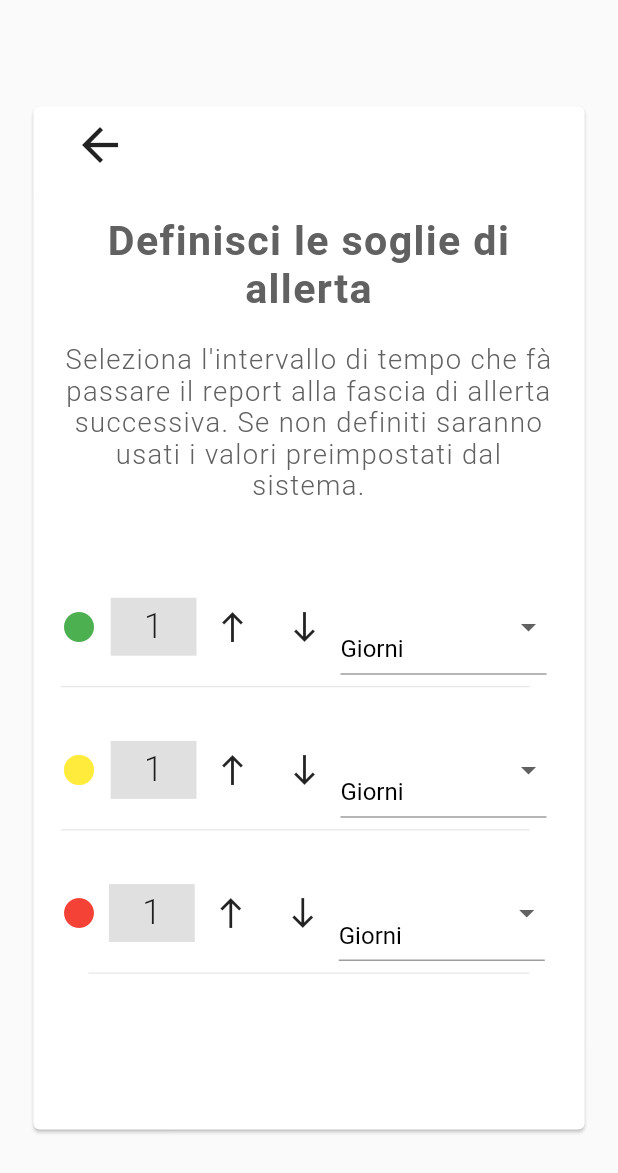
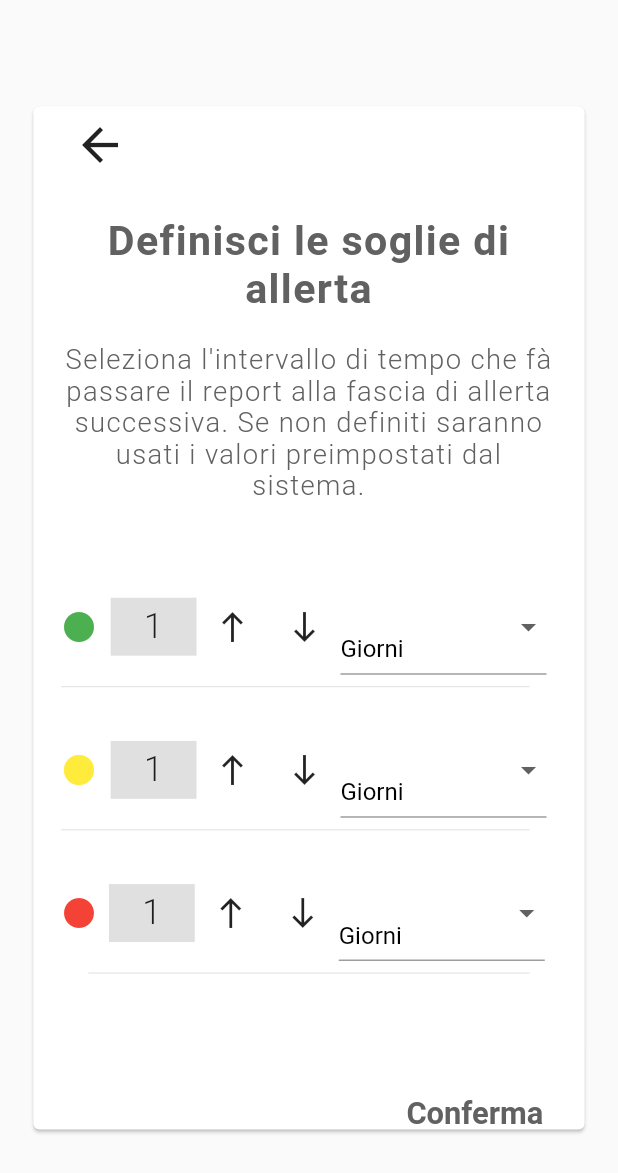
Before and after one commit to Danilospano00/Report-Visita, a Flutter app: the ScegliAllerta screen opened directly, on a phone screen of 412 x 824 dp. Shown: the top 1173 px of the screen. Run offline on Flutter 3.47's test engine with Material 2 defaults, Android fonts, the phone set to English and light mode, and no system bars; drawn by our look-alikes of auto_size_text, flutter_form_builder; our stand-ins replace azlistview, contacts_service, file_picker, firebase_auth, firebase_core, firebase_crashlytics and 14 more; missing offline and left inert: flutter_map_marker_cluster, places_service, shape_of_view_null_safe; accounts and stored records are empty; generated files the repository leaves out were written again.

```diff
--- a/lib/Screen/CalendarPage.dart
+++ b/lib/Screen/CalendarPage.dart
@@ -76,7 +76,7 @@ class CalendarPageState extends State<CalendarPage> {
       floatingActionButtonLocation: FloatingActionButtonLocation.endTop,
       endDrawer: myDrawer(),
       body: loading
-          ? CircularProgressIndicator()
+          ? Center(child: CircularProgressIndicator(color: Colors.red,))
           : StreamBuilder<List<Event>>(
               stream: stream,
               builder: (BuildContext context, AsyncSnapshot<dynamic> snapshot) {
--- a/lib/Screen/HomePage.dart
+++ b/lib/Screen/HomePage.dart
@@ -142,8 +142,11 @@ class MyHomePageState extends State<MyHomePage> {
           }
 
           _report.azienda.target!.indirizzo = response["indirizzo"];
+          print("Indirizzo: "+ _report.azienda.target!.indirizzo.toString());
           _report.azienda.target!.lat = locations[0].latitude;
+          print("Latitudine: "+_report.azienda.target!.lat.toString());
           _report.azienda.target!.lng = locations[0].longitude;
+          print("Longitudine: "+_report.azienda.target!.lng.toString());
         }
         if (response["partitaIva"] != null) {
           _report.azienda.target!.partitaIva = response["partitaIva"];
--- a/lib/Screen/ScegliAllerta.dart
+++ b/lib/Screen/ScegliAllerta.dart
@@ -297,7 +297,7 @@ class ScegliAllertaState extends State<ScegliAllerta> {
                       indent: 16.w,
                     ),
                     Padding(
-                      padding: EdgeInsets.only(top: 85.h),
+                      padding: EdgeInsets.only(top: 50.h),
                       child: Container(
                         padding: EdgeInsets.all(ScreenUtil().setWidth(8)),
                         alignment: Alignment.bottomRight,
```
Also changed, not shown: lib/Screen/ListaAziende.dart (+7 -10 lines).
